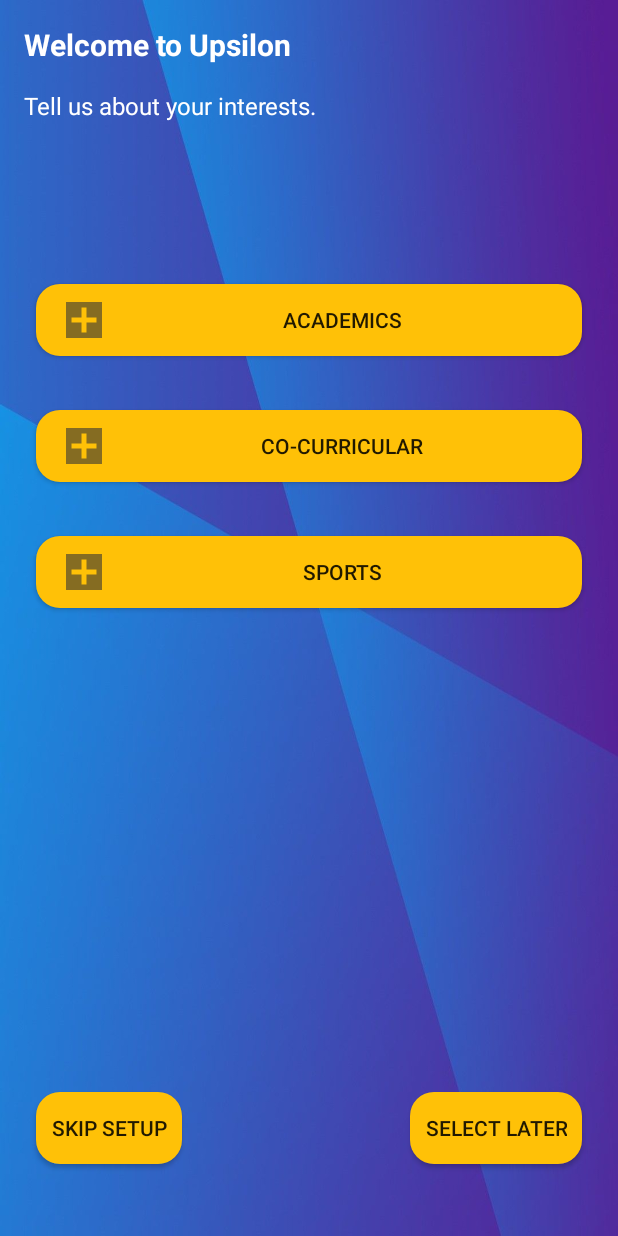
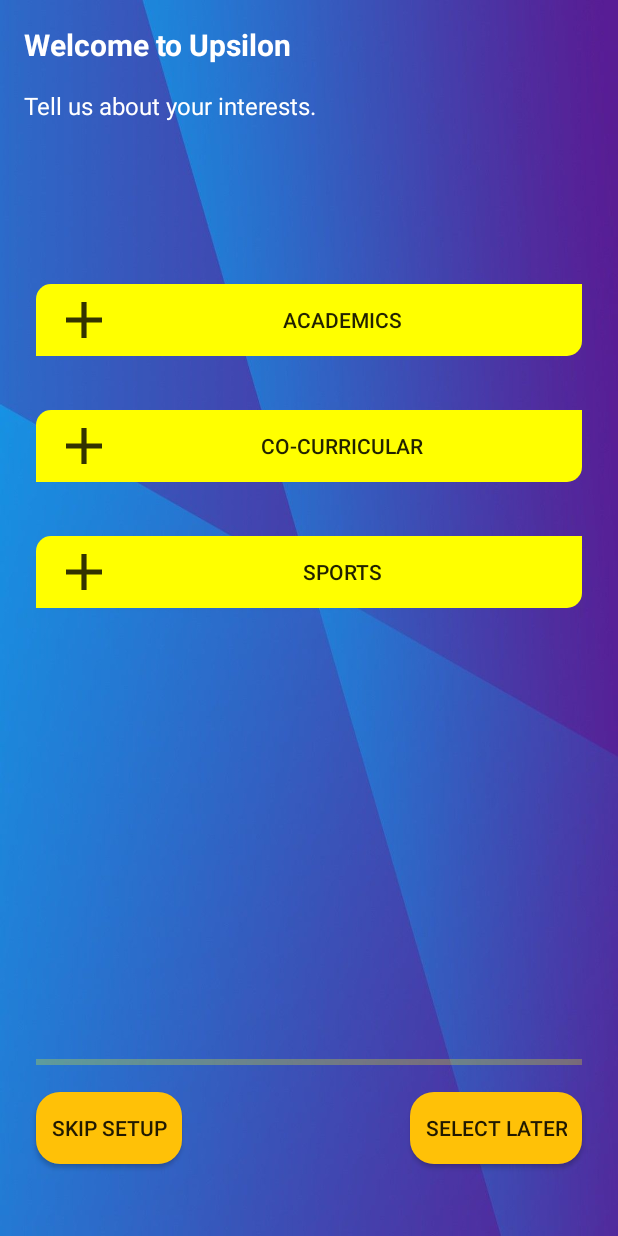
Before and after one commit to sanchitgupta456/Upsilon, an Android app: the layout activity_setup_1.xml on its own in the app's theme, with its tools: preview values and no code run, on a phone screen of 412 x 824 dp. Run offline under Robolectric (Android 15) with nearby library versions, the phone set to English and light mode, and no system bars.

Commit message:
setup page layouts done (subject to thematic changes)

```diff
--- a/app/src/main/res/drawable-anydpi/info_icon.xml
+++ b/app/src/main/res/drawable-anydpi/add_icon.xml
@@ -3,14 +3,14 @@
     android:height="24dp"
     android:viewportWidth="24"
     android:viewportHeight="24"
-    android:tint="#FF0000"
+    android:tint="#000000"
     android:alpha="0.8">
-  <group android:scaleX="1.2"
-      android:scaleY="1.2"
-      android:translateX="-2.4"
-      android:translateY="-2.4">
+  <group android:scaleX="1.7142857"
+      android:scaleY="1.7142857"
+      android:translateX="-8.571428"
+      android:translateY="-8.571428">
     <path
         android:fillColor="@android:color/white"
-        android:pathData="M12,2C6.48,2 2,6.48 2,12s4.48,10 10,10 10,-4.48 10,-10S17.52,2 12,2zM13,17h-2v-6h2v6zM13,9h-2L11,7h2v2z"/>
+        android:pathData="M19,13h-6v6h-2v-6H5v-2h6V5h2v6h6v2z"/>
   </group>
 </vector>
--- /dev/null
+++ b/app/src/main/res/drawable/btn_multi_select.xml
@@ -0,0 +1,11 @@
+<?xml version="1.0" encoding="utf-8"?>
+<shape xmlns:android="http://schemas.android.com/apk/res/android"
+    android:shape="rectangle">
+    <solid
+        android:color="@color/colorYellow"
+        />
+    <corners
+        android:topLeftRadius="10dp"
+        android:bottomRightRadius="10dp"/>
+
+</shape>
--- a/app/src/main/res/layout/activity_setup_1.xml
+++ b/app/src/main/res/layout/activity_setup_1.xml
@@ -30,9 +30,9 @@
         android:layout_width="match_parent"
         android:layout_height="wrap_content"
         android:text="@string/academics"
-        android:drawableStart="@drawable/add_box_icon"
+        android:drawableStart="@drawable/add_icon"
         android:paddingStart="20dp"
-        android:background="@drawable/btn_rounded_rect"
+        android:background="@drawable/btn_multi_select"
         android:layout_marginTop="108dp"
         android:layout_below="@id/textSetupTitle2"
         android:layout_marginStart="24dp"
@@ -43,9 +43,9 @@
         android:layout_width="match_parent"
         android:layout_height="wrap_content"
         android:text="@string/co_curricular"
-        android:drawableStart="@drawable/add_box_icon"
+        android:drawableStart="@drawable/add_icon"
         android:paddingStart="20dp"
-        android:background="@drawable/btn_rounded_rect"
+        android:background="@drawable/btn_multi_select"
         android:layout_marginTop="36dp"
         android:layout_below="@id/btnAcademicsSelector"
         android:layout_marginStart="24dp"
@@ -56,15 +56,25 @@
         android:layout_width="match_parent"
         android:layout_height="wrap_content"
         android:text="@string/sports"
-        android:drawableStart="@drawable/add_box_icon"
+        android:drawableStart="@drawable/add_icon"
         android:paddingStart="20dp"
-        android:background="@drawable/btn_rounded_rect"
+        android:background="@drawable/btn_multi_select"
         android:layout_marginTop="36dp"
         android:layout_below="@id/btnCoCurricularSelector"
         android:layout_marginStart="24dp"
         android:layout_marginEnd="24dp"/>
 
-
+    <ProgressBar
+        android:layout_width="match_parent"
+        android:layout_height="wrap_content"
+        android:layout_marginStart="24dp"
+        android:layout_marginEnd="24dp"
+        style="@style/Widget.AppCompat.ProgressBar.Horizontal"
+        android:layout_alignParentBottom="true"
+        android:layout_marginBottom="108dp"
+        android:progress="0"
+        android:progressTint="@color/colorRed"
+        android:progressBackgroundTint="@color/colorYellow"/>
 
         <Button
             android:id="@+id/skipSetup1"
--- a/app/src/main/res/values/colors.xml
+++ b/app/src/main/res/values/colors.xml
@@ -9,4 +9,5 @@
     <color name="homepageLightBackground">#F6FF97</color>
     <color name="homepageDarkBackground">#1A1A18</color>
     <color name="colorRed">#FF0000</color>
+    <color name="colorYellow">#FFFF00</color>
 </resources>
```
Also changed, not shown: app/src/main/res/layout/activity_setup_2.xml (+12 -0 lines), app/src/main/res/layout/activity_setup_3.xml (+14 -2 lines), app/src/main/res/drawable-hdpi/add_icon.png (added), app/src/main/res/drawable-hdpi/info_icon.png, app/src/main/res/drawable-mdpi/add_icon.png (added), app/src/main/res/drawable-mdpi/info_icon.png, app/src/main/res/drawable-xhdpi/add_icon.png (added), app/src/main/res/drawable-xhdpi/info_icon.png, app/src/main/res/drawable-xxhdpi/add_icon.png (added), app/src/main/res/drawable-xxhdpi/info_icon.png.
